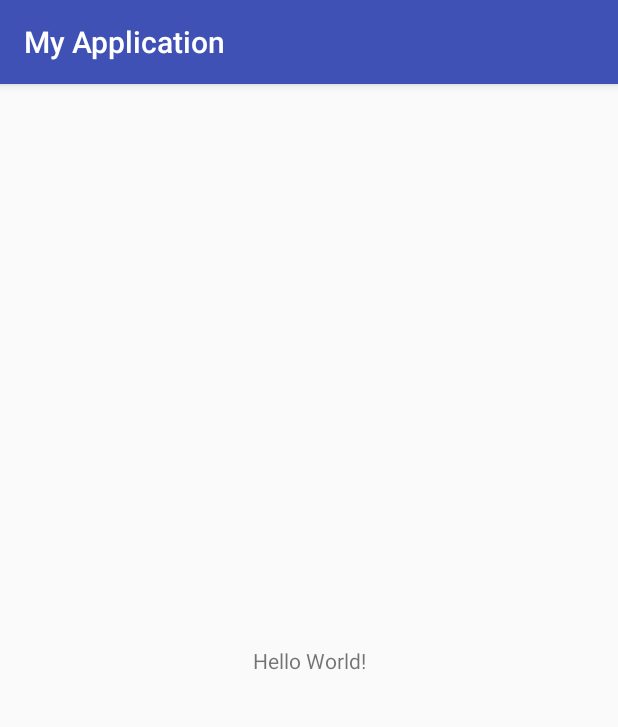
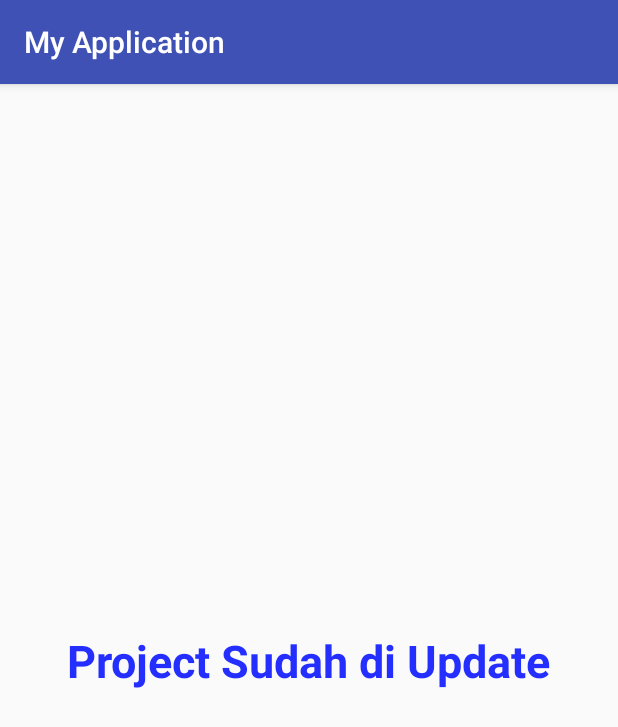
Before and after one commit to galihmay/MyApplication2, an Android app: the screen it shows after launch (MainActivity), on a phone screen of 412 x 824 dp. Shown: the top 727 px of the screen. Run offline under Robolectric (Android 15) with nearby library versions, the phone set to English and light mode, and no system bars.

Commit message:
Versi 1.0

```diff
--- a/app/src/main/res/layout/activity_main.xml
+++ b/app/src/main/res/layout/activity_main.xml
@@ -9,7 +9,10 @@
     <TextView
         android:layout_width="wrap_content"
         android:layout_height="wrap_content"
-        android:text="Hello World!"
+        android:text="@string/text1"
+        android:textSize="30sp"
+        android:textColor="#232eff"
+        android:textStyle="bold"
         app:layout_constraintBottom_toBottomOf="parent"
         app:layout_constraintLeft_toLeftOf="parent"
         app:layout_constraintRight_toRightOf="parent"
--- a/app/src/main/res/values/strings.xml
+++ b/app/src/main/res/values/strings.xml
@@ -1,3 +1,4 @@
 <resources>
     <string name="app_name">My Application</string>
+    <string name="text1">Project Sudah di Update</string>
 </resources>
```
